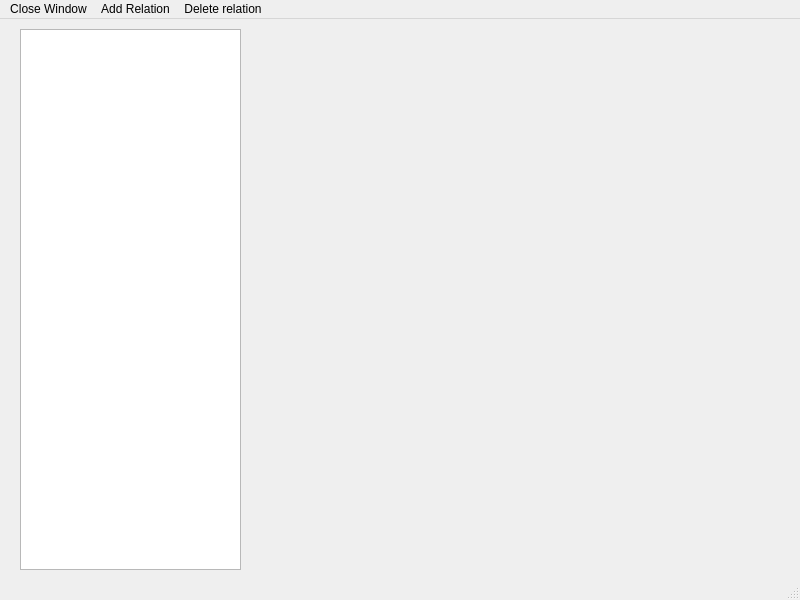
First picture: the form in PluriNotes/relationswindows.ui, repository guillaumejounel/PluriNotes, before the edit.
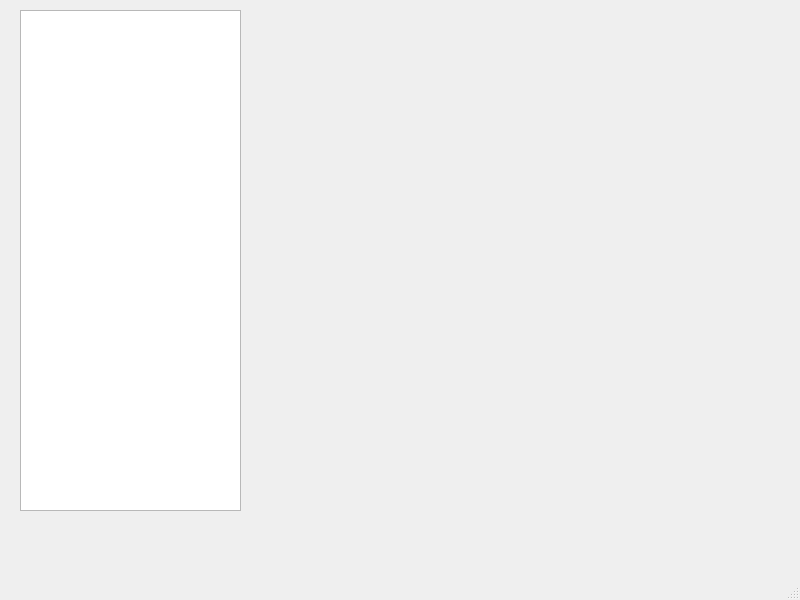
Second picture: the form after the edit.

Commit message: add activate desactivate window when switching ! :)

Diff of the .ui file:
```diff
--- a/PluriNotes/relationswindows.ui
+++ b/PluriNotes/relationswindows.ui
@@ -20,7 +20,7 @@
       <x>20</x>
       <y>10</y>
       <width>221</width>
-      <height>541</height>
+      <height>501</height>
      </rect>
     </property>
    </widget>
@@ -34,25 +34,6 @@
      <height>25</height>
     </rect>
    </property>
-   <widget class="QMenu" name="menuESSAI">
-    <property name="title">
-     <string>Close Window</string>
-    </property>
-    <addaction name="actionCeci_est_mon_menu"/>
-   </widget>
-   <widget class="QMenu" name="menuAdd_Relation">
-    <property name="title">
-     <string>Add Relation</string>
-    </property>
-   </widget>
-   <widget class="QMenu" name="menuDelete_relation">
-    <property name="title">
-     <string>Delete relation</string>
-    </property>
-   </widget>
-   <addaction name="menuESSAI"/>
-   <addaction name="menuAdd_Relation"/>
-   <addaction name="menuDelete_relation"/>
   </widget>
   <widget class="QStatusBar" name="statusbar"/>
   <action name="actionCeci_est_mon_menu">
```
Left out of the diff: 2 changed lines with no effect on the pictures. The commit also changes 4 other files.
